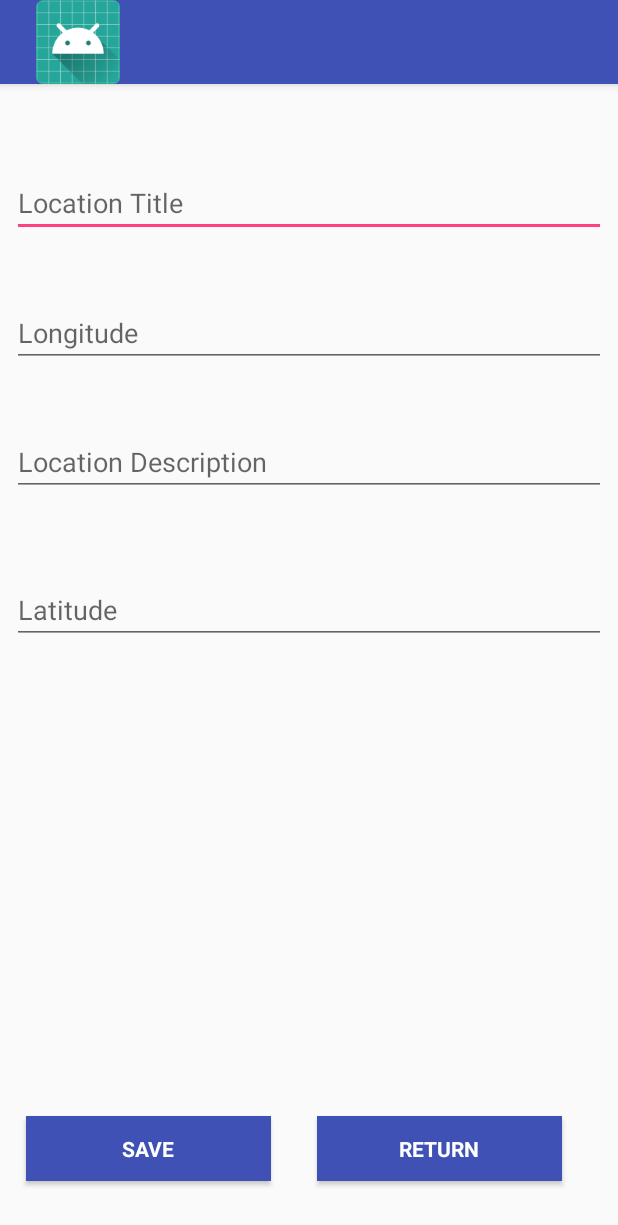
After one commit to msadowskigraduate/MapFirebase, an Android app: the LocationEdit screen opened directly, with no data from a screen before it, on a phone screen of 412 x 824 dp. The commit adds this screen. Shown: the top 1225 px of the screen. Run offline under Robolectric (Android 15) with nearby library versions, the phone set to English and light mode, and no system bars; our stand-ins replace Firebase (no records; nobody signed in at launch, a user with empty details on screens opened directly); 1 statement that could not run was skipped.

Commit message:
dialog with new places

```diff
--- a/app/build.gradle
+++ b/app/build.gradle
@@ -36,3 +36,4 @@ dependencies {
     implementation 'com.android.support:design:26.1.0'
     implementation 'com.google.android.gms:play-services:11.6.2'
 }
+apply plugin: 'com.google.gms.google-services'
--- a/app/src/main/AndroidManifest.xml
+++ b/app/src/main/AndroidManifest.xml
@@ -43,7 +43,8 @@
 
         <activity
             android:name=".MapsActivity2"
-            android:label="@string/title_activity_maps2"></activity>
+            android:label="@string/title_activity_maps2" />
+        <activity android:name=".LocationEdit"></activity>
     </application>
 
 </manifest>
--- /dev/null
+++ b/app/src/main/java/com/example/sadowsm3/mapfirebase/LocationEdit.java
@@ -0,0 +1,187 @@
+package com.example.sadowsm3.mapfirebase;
+
+
+import android.support.v7.app.AppCompatActivity;
+import android.content.Intent;
+import android.os.Bundle;
+import android.util.Log;
+import android.view.View;
+import android.widget.Button;
+import android.widget.CheckBox;
+import android.widget.EditText;
+
+import com.google.firebase.database.DataSnapshot;
+import com.google.firebase.database.DatabaseError;
+import com.google.firebase.database.DatabaseReference;
+import com.google.firebase.database.FirebaseDatabase;
+import com.google.firebase.database.ValueEventListener;
+
+import java.util.ArrayList;
+
+public class LocationEdit extends AppCompatActivity {
+
+    private static final String TAG = LocationEdit.class.getSimpleName();
+
+    ArrayList<Location> locations;
+    private DatabaseReference mFirebaseDatabase;
+    private FirebaseDatabase mFirebaseInstance;
+
+    private String locationId;
+
+    private Button btnSave;
+    private Button btnReturn;
+    private EditText etName;
+    private EditText etPrice;
+    private EditText etQuantity;
+    private CheckBox cbBought;
+
+    @Override
+    protected void onCreate(Bundle savedInstanceState) {
+        super.onCreate(savedInstanceState);
+        setContentView(R.layout.activity_location_edit);
+
+        initGUI();
+
+        Intent i = getIntent();
+        if (i.getExtras() != null && i.getExtras().getParcelable("location") != null) {
+            setButtonListener(false);
+            Location location = i.getExtras().getParcelable("location");
+            try {
+                locationId = location.getId();
+                setValues(location.getTitle(), String.valueOf(location.getDescription()), String.valueOf(location.getLatitude()), String.valueOf(location.getLongitude()));
+            } catch (Exception e) {
+                e.printStackTrace();
+            }
+        } else {
+            setButtonListener(true);
+        }
+        getSupportActionBar().setDisplayShowHomeEnabled(true);
+        getSupportActionBar().setIcon(R.mipmap.ic_launcher);
+
+        mFirebaseInstance = FirebaseDatabase.getInstance();
+
+        mFirebaseDatabase = mFirebaseInstance.getReference("locations");
+
+        mFirebaseInstance.getReference("android-firebase-database").setValue("Realtime Database");
+
+        mFirebaseInstance.getReference("android-firebase-database").addValueEventListener(new ValueEventListener() {
+            @Override
+            public void onDataChange(DataSnapshot dataSnapshot) {
+                Log.e(TAG, "App title updated");
+                String appTitle = dataSnapshot.getValue(String.class);
+                getSupportActionBar().setTitle(appTitle);
+            }
+
+            @Override
+            public void onCancelled(DatabaseError error) {
+                Log.e(TAG, "Failed to read app title value.", error.toException());
+            }
+        });
+    }
+
+    /**
+     * Creating new user node under 'users'
+     */
+    public void createProduct(String title, String description,
+                              float longitude, float latitude) {
+
+        locationId = mFirebaseDatabase.push().getKey();
+        Location location = Location.builder()
+                .id(locationId)
+                .title(title)
+                .description(description)
+                .longitude(longitude)
+                .latitude(latitude)
+                .build();
+
+        mFirebaseDatabase.child(String.valueOf(locationId)).setValue(location);
+
+        addUserChangeListener();
+    }
+
+    private void addUserChangeListener() {
+        mFirebaseDatabase.child(String.valueOf(locationId)).addValueEventListener(new ValueEventListener() {
+            @Override
+            public void onDataChange(DataSnapshot dataSnapshot) {
+                Location location = dataSnapshot.getValue(Location.class);
+                if (location == null) {
+                    Log.e(TAG, "Location data is null!");
+                    return;
+                }
+                Log.e(TAG, "Location data is changed!" + location.getTitle());
+                fieldReset();
+            }
+
+            @Override
+            public void onCancelled(DatabaseError error) {
+                Log.e(TAG, "Failed to read user", error.toException());
+            }
+        });
+    }
+
+    private void updateProduct(String title, String description, float longitude, float latitude) {
+        mFirebaseDatabase.child(String.valueOf(locationId)).child("title").setValue(title);
+        mFirebaseDatabase.child(String.valueOf(locationId)).child("description").setValue(description);
+        mFirebaseDatabase.child(String.valueOf(locationId)).child("longitude").setValue(longitude);
+        mFirebaseDatabase.child(String.valueOf(locationId)).child("latitude").setValue(latitude);
+    }
+
+    private void initGUI() {
+        btnSave = (Button) findViewById(R.id.btnFirebaseSave);
+        btnReturn = (Button) findViewById(R.id.btnReturn);
+        etName = (EditText) findViewById(R.id.name);
+        etPrice = (EditText) findViewById(R.id.price);
+        etQuantity = (EditText) findViewById(R.id.quantity);
+        cbBought = (CheckBox) findViewById(R.id.cbProductBought);
+    }
+
+    private void fieldReset() {
+        etName.setText("");
+        etPrice.setText("");
+        etQuantity.setText("");
+        cbBought.setChecked(false);
+        btnSave.setText("Save");
+    }
+
+    public void returnToMainActivity(View view) {
+        Intent intent = new Intent(this, MainActivity.class);
+        startActivity(intent);
+    }
+
+    private void setValues(String name, String price, String quantity, String isBought) {
+        etName.setText(name);
+        etPrice.setText(price);
+        etQuantity.setText(quantity);
+        cbBought.setChecked(Boolean.parseBoolean(isBought));
+    }
+
+    private void setButtonListener(final boolean state) {
+        if (!state)
+            btnSave.setText("Edit");
+
+        btnSave.setOnClickListener(new View.OnClickListener() {
+            @Override
+            public void onClick(View view) {
+                String title = "";
+                String description = "";
+                float longitude = 1;
+                float latitude = 1;
+                try {
+                    title = etName.getText().toString();
+                    description = etPrice.getText().toString();
+                    longitude = Float.valueOf(etQuantity.getText().toString());
+                    latitude = Float.valueOf();
+                    if (state) {
+                        createProduct(title, description, longitude, latitude);
+                    } else {
+                        updateProduct(title, description, longitude, latitude);
+                    }
+                    fieldReset();
+                } catch (Exception e) {
+                    etName.setError("There are errors in your product definition.");
+                }
+
+            }
+        });
+    }
+}
--- a/app/src/main/java/com/example/sadowsm3/mapfirebase/MapsActivity2.java
+++ b/app/src/main/java/com/example/sadowsm3/mapfirebase/MapsActivity2.java
@@ -67,7 +67,7 @@ public class MapsActivity2 extends FragmentActivity implements OnMapReadyCallbac
                 final Dialog dialog = new Dialog(MapsActivity2.this);
                 dialog.setContentView(R.layout.location_list);
                 dialog.setTitle("Title...");
-                ListAdapter adapter = new LocationAdapter(MapsActivity2.this, new ArrayList<com.example.sadowsm3.mapfirebase.Location>());
+                ListAdapter adapter = new LocationAdapter(MapsActivity2.this, );
                 ListView lv = (ListView) dialog.findViewById(R.id.lvLocations);
                 lv.setAdapter(adapter);
                 dialog.show();
--- /dev/null
+++ b/app/src/main/res/layout/activity_location_edit.xml
@@ -0,0 +1,145 @@
+<?xml version="1.0" encoding="utf-8"?>
+<android.support.constraint.ConstraintLayout xmlns:android="http://schemas.android.com/apk/res/android"
+    xmlns:app="http://schemas.android.com/apk/res-auto"
+    xmlns:tools="http://schemas.android.com/tools"
+    android:layout_width="match_parent"
+    android:layout_height="match_parent"
+    tools:context="com.example.sadowsm3.mapfirebase.LocationEdit">
+
+    <TextView
+        android:id="@+id/txt_user"
+        android:layout_width="288dp"
+        android:layout_height="wrap_content"
+        android:layout_marginBottom="8dp"
+        android:layout_marginEnd="8dp"
+        android:layout_marginStart="8dp"
+        android:layout_marginTop="8dp"
+        android:paddingBottom="5px"
+        android:paddingTop="5px"
+        android:textSize="20dp"
+        app:layout_constraintBottom_toBottomOf="parent"
+        app:layout_constraintEnd_toEndOf="parent"
+        app:layout_constraintStart_toStartOf="parent"
+        app:layout_constraintTop_toTopOf="parent"
+        app:layout_constraintVertical_bias="0.097" />
+
+
+    <EditText
+        android:id="@+id/name"
+        android:layout_width="match_parent"
+        android:layout_height="wrap_content"
+        android:layout_marginBottom="8dp"
+        android:layout_marginEnd="8dp"
+        android:layout_marginStart="8dp"
+        android:layout_marginTop="8dp"
+        android:hint="Location Title"
+        android:inputType="textCapWords"
+        android:maxLines="1"
+        app:layout_constraintBottom_toBottomOf="parent"
+        app:layout_constraintEnd_toEndOf="parent"
+        app:layout_constraintHorizontal_bias="0.0"
+        app:layout_constraintStart_toStartOf="parent"
+        app:layout_constraintTop_toTopOf="parent"
+        app:layout_constraintVertical_bias="0.069" />
+
+    <EditText
+        android:id="@+id/price"
+        android:layout_width="match_parent"
+        android:layout_height="wrap_content"
+        android:layout_marginBottom="8dp"
+        android:layout_marginEnd="8dp"
+        android:layout_marginStart="8dp"
+        android:layout_marginTop="8dp"
+        android:hint="Location Description"
+        android:inputType="textEmailAddress"
+        android:maxLines="1"
+        app:layout_constraintBottom_toBottomOf="parent"
+        app:layout_constraintEnd_toEndOf="parent"
+        app:layout_constraintHorizontal_bias="0.0"
+        app:layout_constraintStart_toStartOf="parent"
+        app:layout_constraintTop_toTopOf="@+id/txt_user"
+        app:layout_constraintVertical_bias="0.229"
+        tools:ignore="MissingConstraints" />
+
+    <EditText
+        android:id="@+id/quantity"
+        android:layout_width="match_parent"
+        android:layout_height="wrap_content"
+        android:layout_marginBottom="8dp"
+        android:layout_marginEnd="8dp"
+        android:layout_marginStart="8dp"
+        android:layout_marginTop="8dp"
+        android:hint="Longitude"
+        android:inputType="textEmailAddress"
+        android:maxLines="1"
+        app:layout_constraintBottom_toBottomOf="parent"
+        app:layout_constraintEnd_toEndOf="parent"
+        app:layout_constraintHorizontal_bias="0.0"
+        app:layout_constraintStart_toStartOf="parent"
+        app:layout_constraintTop_toTopOf="@+id/txt_user"
+        app:layout_constraintVertical_bias="0.092"
+        tools:ignore="MissingConstraints" />
+
+    <EditText
+        android:id="@+id/quantity2"
+        android:layout_width="match_parent"
+        android:layout_height="wrap_content"
+        android:layout_marginBottom="8dp"
+        android:layout_marginEnd="8dp"
+        android:layout_marginStart="8dp"
+        android:layout_marginTop="8dp"
+        android:hint="Latitude"
+        android:inputType="textEmailAddress"
+        android:maxLines="1"
+        app:layout_constraintBottom_toBottomOf="parent"
+        app:layout_constraintEnd_toEndOf="parent"
+        app:layout_constraintStart_toStartOf="parent"
+        app:layout_constraintTop_toTopOf="@+id/txt_user"
+        app:layout_constraintVertical_bias="0.386"
+        tools:ignore="MissingConstraints" />
+
+    <Button
+        android:id="@+id/btnFirebaseSave"
+        style="?android:textAppearanceSmall"
+        android:layout_width="163dp"
+        android:layout_height="43dp"
+        android:layout_marginBottom="8dp"
+        android:layout_marginEnd="8dp"
+        android:layout_marginStart="8dp"
+        android:layout_marginTop="8dp"
+        android:background="@color/colorPrimary"
+        android:text="save"
+        android:textColor="@android:color/white"
+        android:textStyle="bold"
+        app:layout_constraintBottom_toBottomOf="parent"
+        app:layout_constraintEnd_toEndOf="parent"
+        app:layout_constraintHorizontal_bias="0.039"
+        app:layout_constraintStart_toStartOf="parent"
+        app:layout_constraintTop_toTopOf="parent"
+        app:layout_constraintVertical_bias="0.96"
+        tools:ignore="MissingConstraints" />
+
+    <Button
+        android:id="@+id/btnReturn"
+        style="?android:textAppearanceSmall"
+        android:layout_width="163dp"
+        android:layout_height="43dp"
+        android:layout_marginBottom="8dp"
+        android:layout_marginEnd="8dp"
+        android:layout_marginStart="8dp"
+        android:layout_marginTop="8dp"
+        android:background="@color/colorPrimary"
+        android:text="Return"
+        android:onClick="returnToMainActivity"
+        android:textColor="@android:color/white"
+        android:textStyle="bold"
+        app:layout_constraintBottom_toBottomOf="parent"
+        app:layout_constraintEnd_toEndOf="parent"
+        app:layout_constraintHorizontal_bias="0.873"
+        app:layout_constraintStart_toStartOf="parent"
+        app:layout_constraintTop_toTopOf="parent"
+        app:layout_constraintVertical_bias="0.96"
+        tools:ignore="MissingConstraints" />
+
+
+</android.support.constraint.ConstraintLayout>
--- a/app/src/main/res/values/dimens.xml
+++ b/app/src/main/res/values/dimens.xml
@@ -1,3 +1,8 @@
 <resources>
     <dimen name="fab_margin">16dp</dimen>
+    <!-- Default screen margins, per the Android Design guidelines. -->
+    <dimen name="activity_horizontal_margin">16dp</dimen>
+    <dimen name="activity_vertical_margin">16dp</dimen>
+    <dimen name="nav_header_vertical_spacing">8dp</dimen>
+    <dimen name="nav_header_height">176dp</dimen>
 </resources>
--- a/app/src/main/res/values/strings.xml
+++ b/app/src/main/res/values/strings.xml
@@ -5,4 +5,8 @@
     <string name="title_activity_maps2">Map</string>
     <string name="placesList">Favorite Locations</string>
     <string name="welcome_map_text">Current Location</string>
+    <string name="title_activity_main2">Main2Activity</string>
+
+    <string name="navigation_drawer_open">Open navigation drawer</string>
+    <string name="navigation_drawer_close">Close navigation drawer</string>
 </resources>
```
Also changed, not shown: app/src/main/java/com/example/sadowsm3/mapfirebase/MainActivity.java (+112 -23 lines), app/src/main/res/layout/activity_main.xml (+19 -1 lines), 1756 other files.
